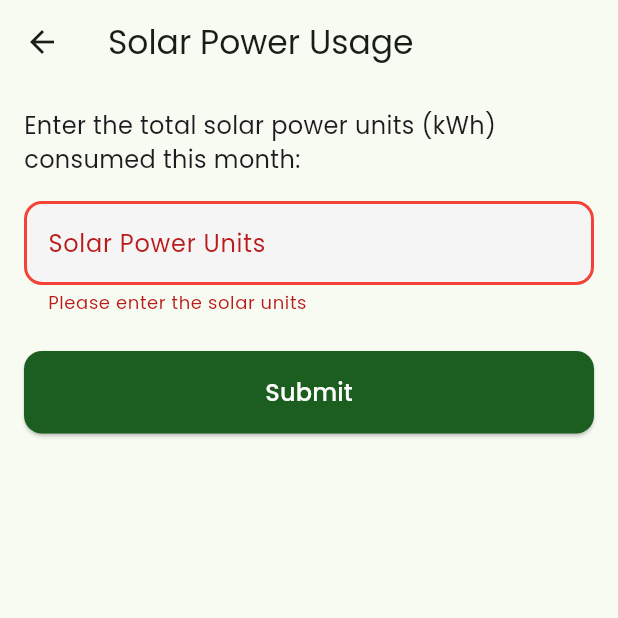
After one commit to sunny1921/esg-app, a Flutter app: the SolarPanelPage screen opened directly, after a tap on "Submit", on a phone screen of 412 x 824 dp, the top half of it. The commit adds this screen. Run offline on Flutter 3.47's test engine with Material 3 defaults, Android fonts, the phone set to English and light mode, and no system bars; our stand-ins replace cloud_firestore, firebase_auth, firebase_core, flutter_dotenv, flutter_riverpod, fpdart and 8 more; missing offline and left inert: dart_openai, google_ml_kit, qr_code_scanner, restart_app; accounts and stored records are empty; generated files the repository leaves out were written again.

Commit message:
Final App )

```diff
--- a/lib/features/record/presentation/pages/record_page.dart
+++ b/lib/features/record/presentation/pages/record_page.dart
@@ -1,3 +1,4 @@
+import 'package:esg_post_office/features/record/presentation/pages/solar_panel_page.dart';
 import 'package:flutter/material.dart';
 import 'package:flutter_riverpod/flutter_riverpod.dart';
 import 'package:esg_post_office/features/record/presentation/pages/electricity_bill_page.dart';
@@ -64,13 +65,13 @@ class RecordPage extends ConsumerWidget {
             ),
             const SizedBox(height: 16),
             _BillTypeCard(
-              title: 'Switch ON/OFF',
+              title: 'Solar Panel',
               icon: Icons.qr_code_scanner_rounded,
               color: Colors.orange,
               onTap: () => Navigator.push(
                 context,
                 MaterialPageRoute(
-                  builder: (context) => const FuelBillPage(),
+                  builder: (context) => const SolarPanelPage(),
                 ),
               ),
             ),
--- /dev/null
+++ b/lib/features/record/presentation/pages/solar_panel_page.dart
@@ -0,0 +1,147 @@
+import 'package:cloud_firestore/cloud_firestore.dart';
+import 'package:firebase_auth/firebase_auth.dart';
+import 'package:flutter/material.dart';
+import 'package:flutter/services.dart';
+
+class SolarPanelPage extends StatefulWidget {
+  const SolarPanelPage({super.key});
+
+  @override
+  State<SolarPanelPage> createState() => _SolarPanelPageState();
+}
+
+class _SolarPanelPageState extends State<SolarPanelPage> {
+  final _formKey = GlobalKey<FormState>();
+  final _solarUnitsController = TextEditingController();
+  bool _isSubmitting = false;
+
+  @override
+  void dispose() {
+    _solarUnitsController.dispose();
+    super.dispose();
+  }
+
+  Future<void> _submitSolarUnits() async {
+    if (!_formKey.currentState!.validate()) return;
+
+    setState(() {
+      _isSubmitting = true;
+    });
+
+    try {
+      final user = FirebaseAuth.instance.currentUser;
+      if (user == null) throw Exception('User not authenticated');
+
+      // Get user's post office ID
+      final userDoc = await FirebaseFirestore.instance
+          .collection('users')
+          .doc(user.uid)
+          .get();
+
+      if (!userDoc.exists) {
+        throw Exception('User document not found');
+      }
+
+      final postOfficeId = userDoc.data()?['postOfficeId'];
+      if (postOfficeId == null) throw Exception('Post office ID not found');
+
+      // Update the post office document with solar units
+      await FirebaseFirestore.instance
+          .collection('postOffices')
+          .doc(postOfficeId)
+          .update({
+        'solarUnits': double.parse(_solarUnitsController.text),
+        'lastSolarUpdateTimestamp': DateTime.now(),
+      });
+
+      if (mounted) {
+        ScaffoldMessenger.of(context).showSnackBar(
+          const SnackBar(
+            content: Text('Solar units recorded successfully'),
+            backgroundColor: Colors.green,
+          ),
+        );
+        _solarUnitsController.clear();
+      }
+    } catch (e) {
+      if (mounted) {
+        ScaffoldMessenger.of(context).showSnackBar(
+          SnackBar(
+            content: Text('Error: ${e.toString()}'),
+            backgroundColor: Colors.red,
+          ),
+        );
+      }
+    } finally {
+      if (mounted) {
+        setState(() {
+          _isSubmitting = false;
+        });
+      }
+    }
+  }
+
+  @override
+  Widget build(BuildContext context) {
+    return Scaffold(
+      appBar: AppBar(
+        title: const Text('Solar Power Usage'),
+      ),
+      body: Padding(
+        padding: const EdgeInsets.all(16.0),
+        child: Form(
+          key: _formKey,
+          child: Column(
+            crossAxisAlignment: CrossAxisAlignment.stretch,
+            children: [
+              const Text(
+                'Enter the total solar power units (kWh) consumed this month:',
+                style: TextStyle(fontSize: 16),
+              ),
+              const SizedBox(height: 16),
+              TextFormField(
+                controller: _solarUnitsController,
+                keyboardType: TextInputType.number,
+                inputFormatters: [
+                  FilteringTextInputFormatter.allow(RegExp(r'^\d+\.?\d{0,2}')),
+                ],
+                decoration: const InputDecoration(
+                  labelText: 'Solar Power Units',
+                  hintText: 'Enter kWh units',
+                  suffixText: 'kWh',
+                  border: OutlineInputBorder(),
+                ),
+                validator: (value) {
+                  if (value == null || value.isEmpty) {
+                    return 'Please enter the solar units';
+                  }
+                  final units = double.tryParse(value);
+                  if (units == null) {
+                    return 'Please enter a valid number';
+                  }
+                  if (units < 0) {
+                    return 'Units cannot be negative';
+                  }
+                  return null;
+                },
+              ),
+              const SizedBox(height: 24),
+              ElevatedButton(
+                onPressed: _isSubmitting ? null : _submitSolarUnits,
+                style: ElevatedButton.styleFrom(
+                  padding: const EdgeInsets.symmetric(vertical: 16),
+                ),
+                child: _isSubmitting
+                    ? const CircularProgressIndicator()
+                    : const Text(
+                        'Submit',
+                        style: TextStyle(fontSize: 16),
+                      ),
+              ),
+            ],
+          ),
+        ),
+      ),
+    );
+  }
+}
```
Also changed, not shown: 1 other file.
